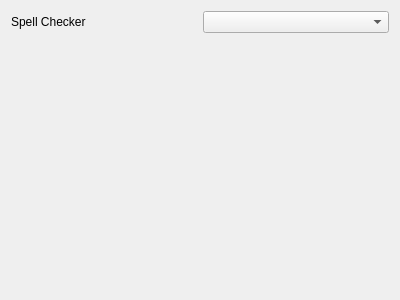
Above: spellcheckercoreoptionswidget.ui from CJCombrink/SpellChecker-Plugin before the change. Below: the same form after it.
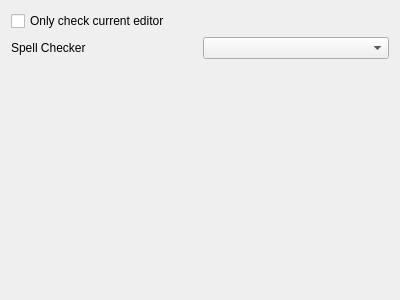
That is the form after the change.

Commit message: Added option to the Core Settings for checking only the current editor.

What changed in the file:
```diff
--- a/spellcheckercoreoptionswidget.ui
+++ b/spellcheckercoreoptionswidget.ui
@@ -14,18 +14,28 @@
    <string>Form</string>
   </property>
   <layout class="QGridLayout" name="gridLayout">
-   <item row="0" column="0">
+   <item row="2" column="0" colspan="2">
+    <widget class="QWidget" name="spellCheckerOptionsWidgetHolder" native="true"/>
+   </item>
+   <item row="1" column="0">
     <widget class="QLabel" name="label">
      <property name="text">
       <string>Spell Checker</string>
      </property>
     </widget>
    </item>
-   <item row="0" column="1">
+   <item row="1" column="1">
     <widget class="QComboBox" name="comboBoxSpellChecker"/>
    </item>
-   <item row="1" column="0" colspan="2">
-    <widget class="QWidget" name="spellCheckerOptionsWidgetHolder" native="true"/>
+   <item row="0" column="0" colspan="2">
+    <widget class="QCheckBox" name="checkBoxOnlyCheckCurrent">
+     <property name="toolTip">
+      <string>Parsing the whole project can sometimes take a lot of time, especially for large projects. This setting will restrict the number of files parsed to only the current editor when a project is opened or a setting is changed.</string>
+     </property>
+     <property name="text">
+      <string>Only check current editor</string>
+     </property>
+    </widget>
    </item>
   </layout>
  </widget>
```
The commit also changes 1 other file.
